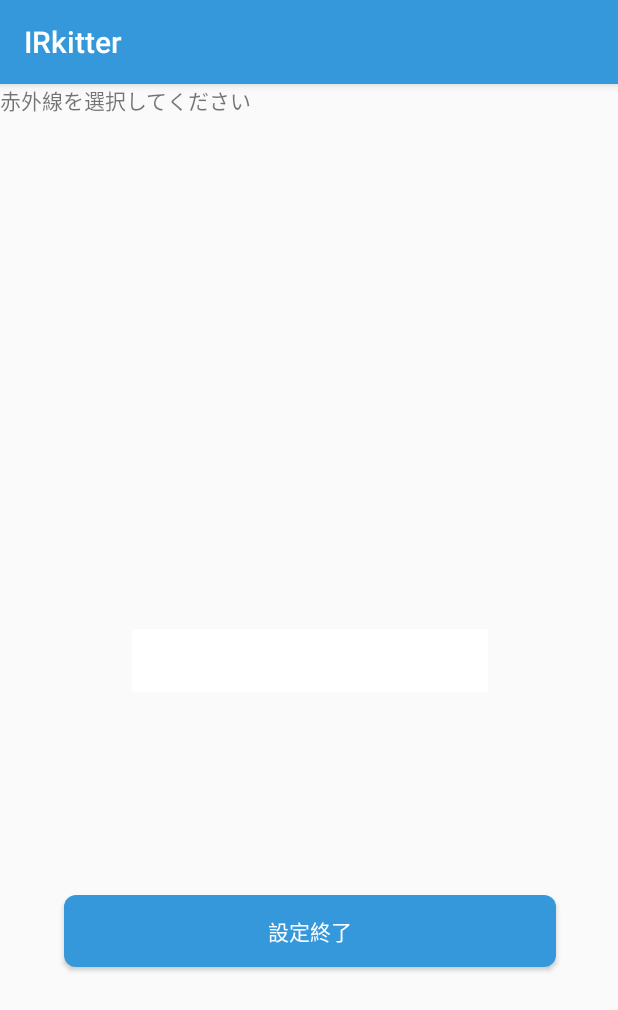
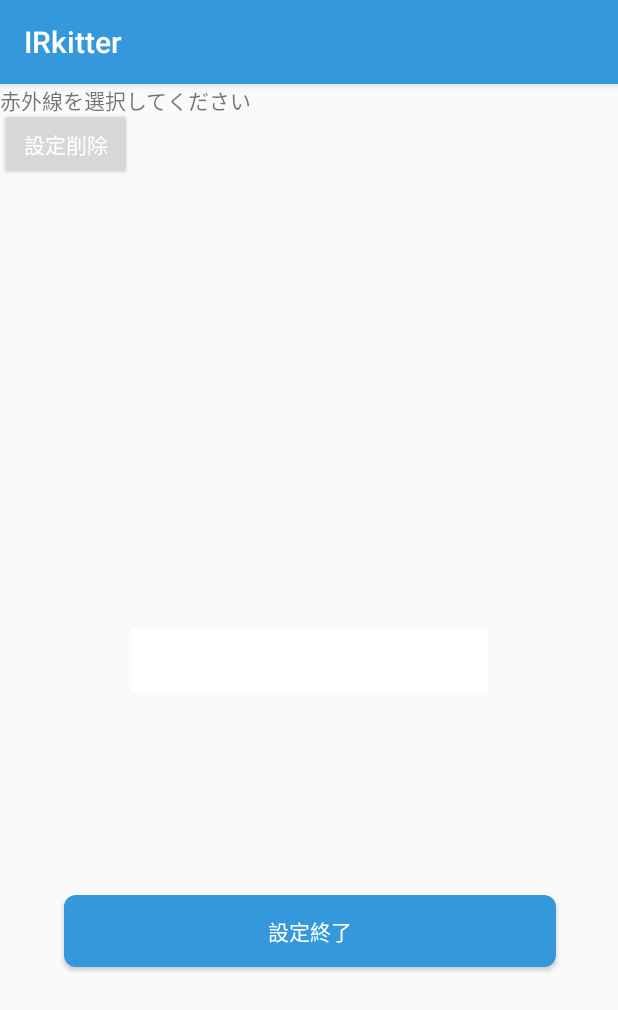
Before and after one commit to KentaSumikura/NewIRkitter, an Android app: the CallConf screen opened directly, with no data from a screen before it, after a tap on "設定終了", on a phone screen of 412 x 824 dp. Shown: the top 1010 px of the screen. Run offline under Robolectric (Android 15) with nearby library versions, the phone set to English and light mode, and no system bars.

Commit message:
7/24　CallConf任せた森

```diff
--- a/app/src/main/java/com/getirkit/example/activity/CallConf.java
+++ b/app/src/main/java/com/getirkit/example/activity/CallConf.java
@@ -1,6 +1,8 @@
 package com.getirkit.example.activity;
 
 import android.content.Context;
+import android.content.DialogInterface;
+import android.support.v7.app.AlertDialog;
 import android.support.v7.app.AppCompatActivity;
 import android.os.Bundle;
 import android.telephony.PhoneStateListener;
@@ -12,6 +14,7 @@ import android.widget.AdapterView;
 import android.widget.ArrayAdapter;
 import android.widget.Button;
 import android.widget.Spinner;
+import android.widget.Toast;
 
 import com.getirkit.example.R;
 import com.getirkit.example.activity.DBManager.IRkitDBManager;
@@ -49,7 +52,9 @@ public class CallConf extends AppCompatActivity {
 
         for (DTableINFRARED infra: infrailst
                 ) {
+
             spinnerItems.add(infra.getREDPATTERN());
+
         }
 
 
@@ -93,12 +98,18 @@ public class CallConf extends AppCompatActivity {
 
                 IRkitDBManager dbwifi = new IRkitDBManager(getApplicationContext());
 
-                //WifSSID情報保存
+                //電話情報保存
                 int posion = item;
 
-                dbwifi.insertPHONETBL(posion);
+                long flag = dbwifi.insertPHONETBL(posion);
 
-
+                if(flag == 0) {
+                    Toast toast = Toast.makeText(CallConf.this, "登録しました", Toast.LENGTH_LONG);
+                    toast.show();
+                }else {
+                    Toast toast = Toast.makeText(CallConf.this, "既に登録されています", Toast.LENGTH_LONG);
+                    toast.show();
+                }
             }
         });
 
--- a/app/src/main/java/com/getirkit/example/activity/MainActivity.java
+++ b/app/src/main/java/com/getirkit/example/activity/MainActivity.java
@@ -92,7 +92,7 @@ public class MainActivity extends AppCompatActivity
 
         //manager.ALLDeleteINFRARED();
         //manager.ALLDeleteWIFI();
-        //manager.ALLDeletePHONETBL();
+        manager.ALLDeletePHONETBL();
 
         ArrayList<DTableINFRARED> lst  = new ArrayList<DTableINFRARED>();
         lst = manager.selectAllINFRARED();
--- a/app/src/main/res/layout/activity_call_conf.xml
+++ b/app/src/main/res/layout/activity_call_conf.xml
@@ -39,4 +39,14 @@
         app:layout_constraintRight_toRightOf="@+id/spinner"
         app:layout_constraintTop_toTopOf="@+id/spinner"
         app:layout_constraintVertical_bias="0.498" />
+
+    <Button
+        android:id="@+id/settingdel"
+        android:layout_width="wrap_content"
+        android:layout_height="wrap_content"
+        android:layout_marginTop="16dp"
+        android:text="設定削除"
+        android:textColor="#ffffff"
+        app:layout_constraintTop_toTopOf="parent"
+        tools:layout_editor_absoluteX="289dp" />
 </android.support.constraint.ConstraintLayout>
```
Also changed, not shown: 1 other file.
